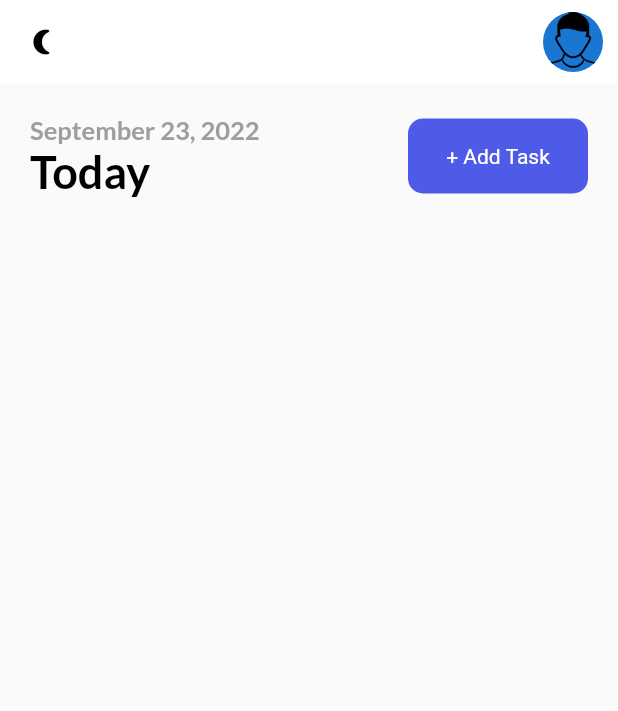
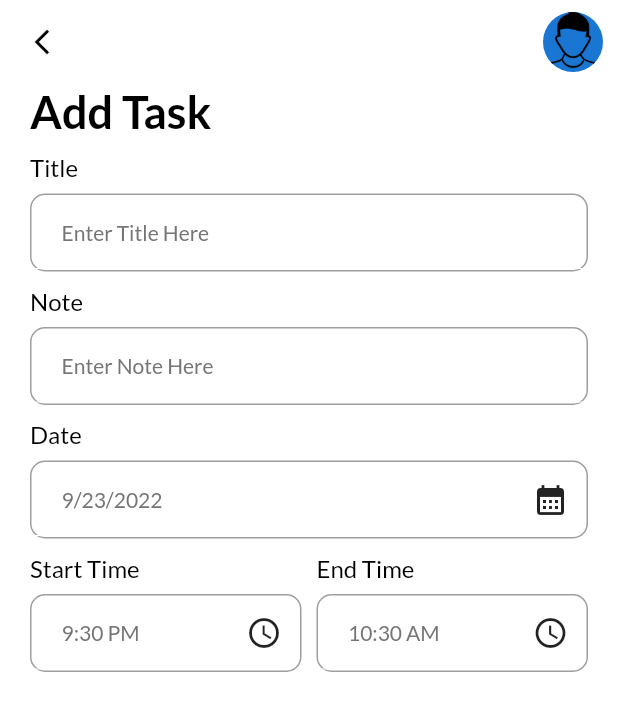
Before and after one commit to takieddine12/GithubNotesAppFlutter, a Flutter app: the screen it shows after launch, after a tap on "+ Add Task", on a phone screen of 412 x 824 dp. Shown: the top 711 px of the screen. Run offline on Flutter 3.47's test engine with Material 2 defaults, Android fonts, the phone set to English and light mode, and no system bars; our stand-ins replace date_picker_timeline, flutter_local_notifications, get, get_storage, google_fonts, timezone.

Commit message:
Notes Flutter App

```diff
--- /dev/null
+++ b/lib/ui/add_task_page.dart
@@ -0,0 +1,98 @@
+import 'package:flutter/material.dart';
+import 'package:get/get.dart';
+import 'package:intl/intl.dart';
+import 'package:notes_app/ui/theme.dart';
+import 'package:notes_app/widgets/my_input_field.dart';
+
+class AddTaskPage extends StatefulWidget {
+  const AddTaskPage({Key? key}) : super(key: key);
+
+  @override
+  State<AddTaskPage> createState() => _AddTaskPageState();
+}
+
+class _AddTaskPageState extends State<AddTaskPage> {
+   DateTime _selectedDate = DateTime.now();
+   String startTime = "9:30 PM";
+   String endTime = DateFormat("HH:mm a").format(DateTime.now());
+
+  @override
+  Widget build(BuildContext context) {
+    return Scaffold(
+      backgroundColor: context.theme.backgroundColor,
+      appBar: _appBar(context),
+      body: Container(
+        padding: const EdgeInsets.only(left: 20,right: 20),
+        child: SingleChildScrollView(
+          child: Column(
+            crossAxisAlignment: CrossAxisAlignment.start,
+            children: [
+              Text('Add Task',style: headingStyle,),
+              MyInputField(text: 'Title', hint: 'Enter Title Here'),
+              MyInputField(text: 'Note', hint: 'Enter Note Here'),
+              MyInputField(text: 'Date', hint: DateFormat.yMd().format(_selectedDate),
+              widget: IconButton(onPressed: (){
+                _getDateFromUser();
+              },icon: const Icon(Icons.calendar_month_sharp),),),
+              Row(
+                children: [
+                  Expanded(
+                    child: MyInputField(text: 'Start Time', hint: startTime,
+                      widget: IconButton(onPressed: (){
+                        _getDateFromUser();
+                      },icon: const Icon(Icons.access_time),),),
+                  ),
+                  const SizedBox(width: 10,),
+                  Expanded(
+                    child: MyInputField(text: 'End Time', hint: endTime,
+                      widget: IconButton(onPressed: (){
+                        _getDateFromUser();
+                      },icon: const Icon(Icons.access_time),),),
+                  ),
+                ],
+              )
+            ],
+          ),
+        ),
+      ),
+    );
+  }
+
+
+  _appBar(BuildContext context){
+    return AppBar(
+      elevation: 0,
+      backgroundColor: context.theme.backgroundColor,
+      leading: GestureDetector(
+        onTap: (){
+          Get.back();
+        },
+        child:  Icon(
+          Icons.arrow_back_ios_new,
+          size: 20,
+          color: Get.isDarkMode ? Colors.white : Colors.black,),
+      ),
+      actions:  const [
+        Padding(
+          padding: EdgeInsets.only(right: 10),
+          child: CircleAvatar(
+            backgroundImage : AssetImage('assets/images/profile_pic.png',),
+          ),
+        )
+      ],
+    );
+  }
+  _getDateFromUser() async {
+    DateTime? _pickerDate = await showDatePicker(
+        context: context,
+        initialDate: DateTime.now(),
+        firstDate: DateTime(2021),
+        lastDate: DateTime(2030));
+
+    if(_pickerDate != null){
+      setState(() {
+        _selectedDate = _pickerDate;
+      });
+    }
+  }
+}
--- a/lib/ui/home_page.dart
+++ b/lib/ui/home_page.dart
@@ -1,5 +1,6 @@
 
-import 'package:flutter/cupertino.dart';
+import 'package:date_picker_timeline/date_picker_widget.dart';
+import 'package:google_fonts/google_fonts.dart';
 import 'package:flutter/material.dart';
 import 'package:flutter_local_notifications/flutter_local_notifications.dart';
 import 'package:get/get.dart';
@@ -7,6 +8,7 @@ import 'package:intl/intl.dart';
 import 'package:notes_app/misc/app_colors.dart';
 import 'package:notes_app/services/notification_services.dart';
 import 'package:notes_app/services/theme_service.dart';
+import 'package:notes_app/ui/add_task_page.dart';
 import 'package:notes_app/ui/theme.dart';
 
 import '../widgets/my_button.dart';
@@ -19,6 +21,7 @@ class HomePage extends StatefulWidget {
 }
 
 class _HomePageState extends State<HomePage> {
+   DateTime _dateTime = DateTime.now();
   late NotificationHelper notificationHelper;
   @override
   void initState() {
@@ -35,28 +38,14 @@ class _HomePageState extends State<HomePage> {
         margin: const EdgeInsets.all(20),
         child: Column(
           children: [
-            Row(
-              mainAxisAlignment: MainAxisAlignment.spaceBetween,
-              children: [
-                Column(
-                  crossAxisAlignment: CrossAxisAlignment.start,
-                  children: [
-                    Text(DateFormat.yMMMMd().format(DateTime.now()),style: subHeaderStyle,),
-                    Text('Today',style: headingStyle,)
-                  ],
-                ),
-                MyButton(label: '+ Add Task',onTap: onTap,)
-              ],
-            )
+            _dateBar(),
+            _taskBar()
           ],
         ),
       ),
     );
   }
 
-  void onTap(){
-
-  }
    _appBar(){
      return AppBar(
        elevation: 0,
@@ -87,4 +76,61 @@ class _HomePageState extends State<HomePage> {
        ],
      );
    }
+   _dateBar(){
+     return Row(
+       mainAxisAlignment: MainAxisAlignment.spaceBetween,
+       children: [
+         Column(
+           crossAxisAlignment: CrossAxisAlignment.start,
+           children: [
+             Text(DateFormat.yMMMMd().format(DateTime.now()),style: subHeaderStyle,),
+             Text('Today',style: headingStyle,)
+           ],
+         ),
+         MyButton(label: '+ Add Task')
+       ],
+     );
    }
+   _taskBar(){
+     return Container(
+       margin: const EdgeInsets.only(top: 20),
+       child: DatePicker(
+         DateTime.now(),
+         height: 100,
+         width: 80,
+         initialSelectedDate: DateTime.now(),
+         selectionColor: AppColors.bluishColor,
+         selectedTextColor: Colors.white,
+         dateTextStyle: GoogleFonts.lato(
+             textStyle: const TextStyle(
+                 fontSize: 17,
+                 fontWeight: FontWeight.w600
+             )
+         ),
+         dayTextStyle: GoogleFonts.lato(
+             textStyle: const TextStyle(
+                 fontSize: 17,
+                 fontWeight: FontWeight.w600
+             )
+         ),
+         monthTextStyle: GoogleFonts.lato(
+             textStyle: const TextStyle(
+                 fontSize: 17,
+                 fontWeight: FontWeight.w600
+             )
+         ),
+         onDateChange: (date){
+           setState(() {
+             _dateTime = date;
+           });
+         },
+       ),
+     );
+   }
+
+   void onTap(){
+     print("Tapped");
+     Get.to(() => const AddTaskPage());
+
+   }
+}
--- a/lib/ui/theme.dart
+++ b/lib/ui/theme.dart
@@ -35,3 +35,22 @@ TextStyle get headingStyle {
     color: Get.isDarkMode ? Colors.white : Colors.black)
   );
 }
+TextStyle get titleStyle {
+  return GoogleFonts.lato(
+    textStyle: TextStyle(
+      fontSize: 16,
+      fontWeight: FontWeight.w400,
+      color: Get.isDarkMode ? Colors.white : Colors.black
+    )
+  );
+}
+
+TextStyle get subTitleStyle {
+  return GoogleFonts.lato(
+    textStyle: TextStyle(
+      fontSize: 14,
+        fontWeight: FontWeight.w400,
+      color: Get.isDarkMode ? Colors.grey[100] : Colors.grey[600]
+    )
+  );
+}
--- a/lib/widgets/my_button.dart
+++ b/lib/widgets/my_button.dart
@@ -1,17 +1,21 @@
 
 import 'package:flutter/cupertino.dart';
+import 'package:get/get.dart';
+import 'package:notes_app/ui/add_task_page.dart';
 
 import '../misc/app_colors.dart';
 
 class MyButton extends StatelessWidget {
   String label;
-  final Function onTap;
-  MyButton({Key? key,required this.label,required this.onTap}) : super(key: key);
+  //final Function() onTap;
+  MyButton({Key? key,required this.label}) : super(key: key);
 
   @override
   Widget build(BuildContext context) {
     return GestureDetector(
-      onTap: () => onTap,
+      onTap: (){
+        Get.to(() => const AddTaskPage());
+      },
       child: Container(
         width: 120,
         height: 50,
--- /dev/null
+++ b/lib/widgets/my_input_field.dart
@@ -0,0 +1,72 @@
+import 'package:flutter/material.dart';
+import 'package:get/get.dart';
+import 'package:notes_app/ui/theme.dart';
+
+class MyInputField extends StatelessWidget {
+  String text;
+  String hint;
+  TextEditingController? textEditingController;
+  Widget? widget;
+  MyInputField({Key? key,
+    required this.text,
+    required this.hint,
+    this.textEditingController,
+    this.widget
+  }) : super(key: key);
+
+
+  @override
+  Widget build(BuildContext context) {
+    return Container(
+      padding: const EdgeInsets.only(top: 10),
+      child: Column(
+        crossAxisAlignment: CrossAxisAlignment.start,
+        children: [
+          Text(text,style: titleStyle),
+          Container(
+            margin : const EdgeInsets.only(top: 8.0),
+            height: 52,
+            decoration: BoxDecoration(
+              border: Border.all(
+                color: Colors.grey,
+                width: 1.0
+              ),
+              borderRadius: BorderRadius.circular(10)
+            ),
+            child: Row(
+              children: [
+                Expanded(
+                  child: TextFormField(
+                    readOnly: widget == null ? false : true,
+                    autofocus: false,
+                    cursorColor: Get.isDarkMode ? Colors.grey[100] : Colors.grey[700],
+                    controller: textEditingController,
+                    style: subTitleStyle,
+                    decoration: InputDecoration(
+                      hintText: hint,
+                      hintStyle: subTitleStyle,
+                      contentPadding: const EdgeInsets.symmetric(horizontal: 20),
+                      focusedBorder: UnderlineInputBorder(
+                        borderSide: BorderSide(
+                          color: context.theme.backgroundColor,
+                          width: 0.0
+                        )
+                      ),
+                      enabledBorder: UnderlineInputBorder(
+                          borderSide: BorderSide(
+                              color: context.theme.backgroundColor,
+                              width: 0.0
+                          )
+                      )
+                    ),
+                  ),
+                ),
+                widget == null ? Container() : Container(child: widget,)
+              ],
+            ),
+          )
+        ],
+      ),
+    );
+  }
+}
--- a/pubspec.yaml
+++ b/pubspec.yaml
@@ -41,6 +41,7 @@ dependencies:
   timezone: ^0.9.0
   intl: ^0.17.0
   google_fonts: ^3.0.1
+  date_picker_timeline:
 
 dev_dependencies:
   flutter_test:
```
Also changed, not shown: pubspec.lock. Lines whose indentation alone changed are shown as unchanged.
